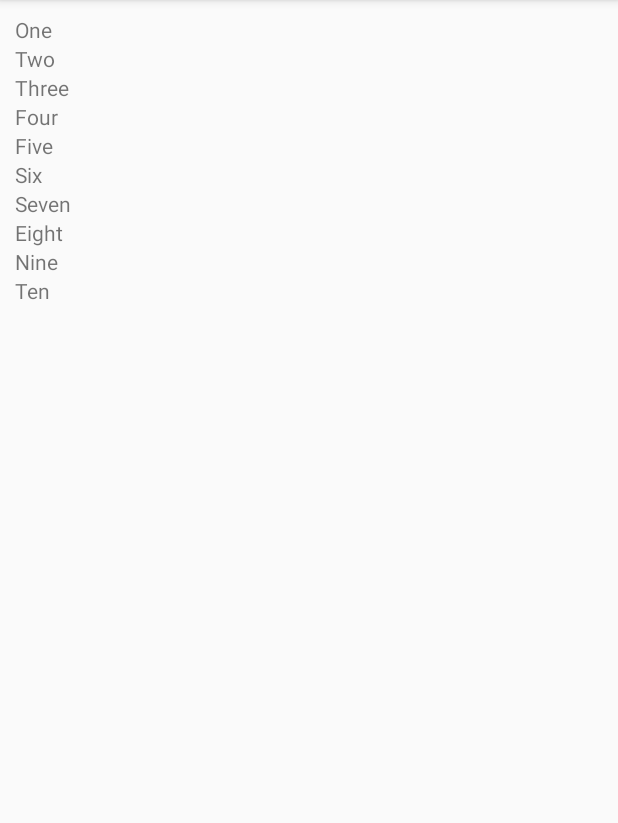
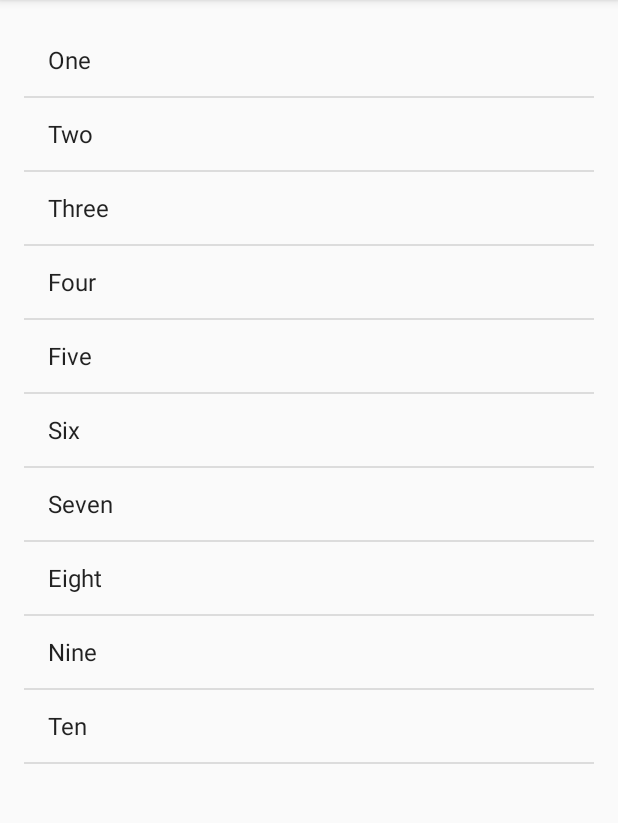
Before and after one commit to NoaBar/Miwok, an Android app: the NumbersActivity screen opened directly, with no data from a screen before it, on a phone screen of 412 x 824 dp, the part 84-907 px from its top. Run offline under Robolectric (Android 15) with nearby library versions, the phone set to English and light mode, and no system bars.

Commit message:
Java: ArrayAdapter
xml: ListView

```diff
--- a/app/src/main/java/com/example/android/miwok/NumbersActivity.java
+++ b/app/src/main/java/com/example/android/miwok/NumbersActivity.java
@@ -4,7 +4,9 @@ import android.support.v7.app.AppCompatActivity;
 import android.os.Bundle;
 import android.util.Log;
 import android.view.View;
+import android.widget.ArrayAdapter;
 import android.widget.LinearLayout;
+import android.widget.ListView;
 import android.widget.TextView;
 
 import java.util.ArrayList;
@@ -29,29 +31,24 @@ public class NumbersActivity extends AppCompatActivity {
         words.add(8, "Nine");
         words.add(9, "Ten");
 
-        /** ******************************לשאול את טל על this בהקשר הזה
-         *
-         */
 
-        // Find the root view so we can add child views to it
-        LinearLayout numbersRootView = (LinearLayout) findViewById(R.id.numbersRootView);
+        // Create an {@link ArrayAdapter}, whose data source is a list of Strings. The
+        // adapter knows how to create layouts for each item in the list, using the
+        // simple_list_item_1.xml layout resource defined in the Android framework.
+        // This list item layout contains a single {@link TextView}, which the adapter will set to
+        // display a single word.
+        ArrayAdapter<String> itemsAdapter = new ArrayAdapter<String>(this, android.R.layout.simple_list_item_1, words);
 
-        TextView wordView = new TextView(this);
-        wordView.setText(words.get(0));
-        //this line adds the TextView wordView as a child to the LinearLayout numberRootView.
-        numbersRootView.addView(wordView);
+        // Find the {@link ListView} object in the view hierarchy of the {@link Activity}.
+        // There should be a {@link ListView} with the view ID called list, which is declared in the
+        // activity_numbers.xml layout file.
+        ListView listView = (ListView) findViewById(R.id.list);
 
-        for (int index = 1; index < words.size(); index++) {
-            // Create a new TextView
-            TextView wordViewW = new TextView(this);
-
-            // Set the text to be word at the current index
-            wordViewW.setText(words.get(index));
-
-            // Add this TextView as another child to the root view of this layout
-            numbersRootView.addView(wordViewW);
+        // Make the {@link ListView} use the {@link ArrayAdapter} we created above, so that the
+        // {@link ListView} will display list items for each word in the list of words.
+        // Do this by calling the setAdapter method on the {@link ListView} object and pass in
+        // 1 argument, which is the {@link ArrayAdapter} with the variable name itemsAdapter.
+        listView.setAdapter(itemsAdapter);
 
         }
-
     }
-}
--- a/app/src/main/res/layout/activity_numbers.xml
+++ b/app/src/main/res/layout/activity_numbers.xml
@@ -1,12 +1,14 @@
 <?xml version="1.0" encoding="utf-8"?>
-<LinearLayout xmlns:android="http://schemas.android.com/apk/res/android"
+<ListView xmlns:android="http://schemas.android.com/apk/res/android"
     xmlns:app="http://schemas.android.com/apk/res-auto"
     xmlns:tools="http://schemas.android.com/tools"
     android:layout_width="match_parent"
     android:layout_height="match_parent"
     android:orientation="vertical"
-    android:id="@+id/numbersRootView"
-    tools:context="com.example.android.miwok.NumbersActivity"
-    android:padding="@dimen/tendp">
-
-</LinearLayout>
+    android:id="@+id/list"
+    android:paddingBottom="@dimen/activity_vertical_margin"
+    android:paddingLeft="@dimen/activity_horizontal_margin"
+    android:paddingRight="@dimen/activity_horizontal_margin"
+    android:paddingTop="@dimen/activity_vertical_margin"
+    tools:context="com.example.android.miwok.NumbersActivity">
+</ListView>
```
